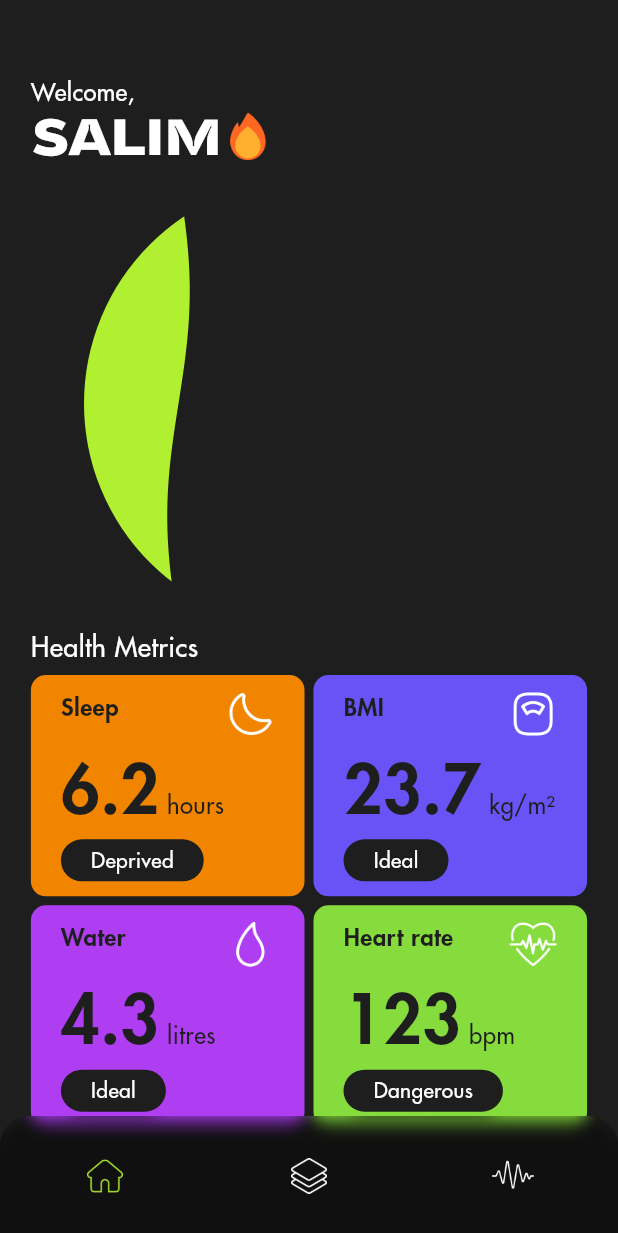
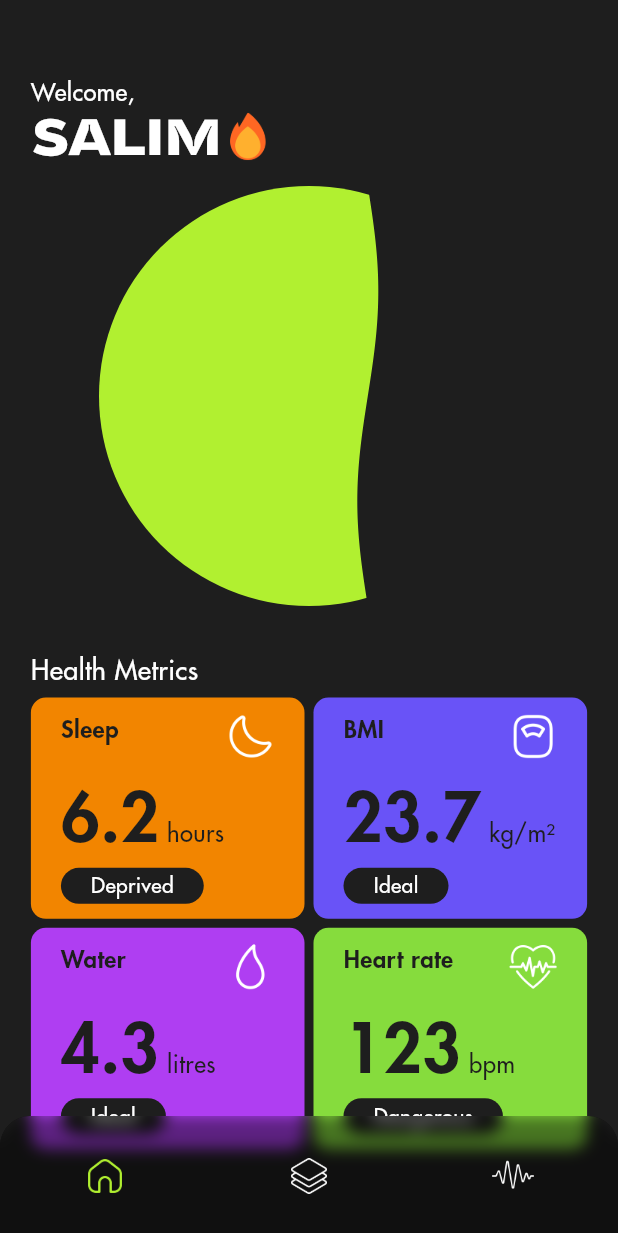
Before and after one commit to Salim-Ali-94/neutrino, a Flutter app: the screen it shows after launch, on a phone screen of 412 x 824 dp. Shown: the top 1233 px of the screen. Run offline on Flutter 3.47's test engine with Material 2 defaults, Android fonts, the phone set to English and light mode, and no system bars; our stand-ins replace liquid_progress_indicator_v2.

Commit message:
cleaned up the code

```diff
--- a/lib/screens/home.dart
+++ b/lib/screens/home.dart
@@ -6,9 +6,9 @@ import 'package:liquid_progress_indicator_v2/liquid_progress_indicator.dart';
 
 class Home extends StatelessWidget {
 
-  // const Home({ super.key });
   Home({ super.key });
-  final percent = 0.21;
+
+  final percent = 0.64;
   final health_metrics = [InfoCard(category: "sleep", value: 6.2),
                           InfoCard(category: "bmi", value: 23.7),
                           InfoCard(category: "water", value: 4.3),
@@ -34,38 +34,26 @@ class Home extends StatelessWidget {
 
                                                                                                                                                                                        Image.asset("assets/icons/flame.png", width: 36)])]))]),
 
-                                                                        // SizedBox(height: 10),
-                                                                        // SizedBox(height: 5),
+                                                                        SizedBox(height: 5),
 
-                                                                        Row(mainAxisAlignment: MainAxisAlignment.center, children: [SizedBox(width: 300, height: 300,
-                                                                        // Row(mainAxisAlignment: MainAxisAlignment.center, children: [SizedBox(width: 280, height: 280,
-                                                                        // Row(mainAxisAlignment: MainAxisAlignment.center, children: [SizedBox(width: 240, height: 240,
-                                                                        // Row(mainAxisAlignment: MainAxisAlignment.center, children: [SizedBox(width: 200, height: 200,
-                                                                                                                                            //  child: LiquidCircularProgressIndicator(value: 0.62, borderWidth: 0, direction: Axis.vertical,
-                                                                                                                                            //  child: LiquidCircularProgressIndicator(value: 0.21, borderWidth: 0, direction: Axis.horizontal,
+                                                                        Row(mainAxisAlignment: MainAxisAlignment.center, children: [SizedBox(width: 280, height: 280,
                                                                                                                                              child: LiquidCircularProgressIndicator(value: percent, borderWidth: 0, direction: Axis.horizontal,
                                                                                                                                                                                     valueColor: AlwaysStoppedAnimation(nature),
                                                                                                                                                                                     backgroundColor: Colors.transparent,
                                                                                                                                                                                     borderColor: Colors.transparent))]),
 
-                                                                        // SizedBox(height: 30),
-                                                                        // SizedBox(height: 5),
+                                                                        SizedBox(height: 30),
 
                                                                         Container(padding: EdgeInsets.only(left: screenWidth*0.05), child: Text("Health Metrics", style: TextStyle(fontFamily: "Futura", fontSize: 18,
                                                                                                                                                                                    color: Colors.white, fontWeight: FontWeight.w500))),
 
                                                                         SizedBox(height: 5),
 
-                                                                        // InfoCard(),
-
-                                                                        // GridView.builder(itemCount: 4, shrinkWrap: true, physics: NeverScrollableScrollPhysics(), padding: const EdgeInsets.only(left: 5, right: 5), primary: false,
-                                                                        // GridView.builder(itemCount: 4, shrinkWrap: true, physics: NeverScrollableScrollPhysics(), padding: EdgeInsets.only(left: screenWidth*0.05, right: screenWidth*0.05), primary: false,
                                                                         GridView.builder(itemCount: health_metrics.length, shrinkWrap: true, physics: NeverScrollableScrollPhysics(), padding: EdgeInsets.only(left: screenWidth*0.05, right: screenWidth*0.05), primary: false,
                                                                                          gridDelegate: SliverGridDelegateWithFixedCrossAxisCount(childAspectRatio: screenWidth*0.48 / 160, crossAxisSpacing: 6, mainAxisSpacing: 6, crossAxisCount: 2),
-                                                                                        //  itemBuilder: (_, index) => [InfoCard(), InfoCard(), InfoCard(), InfoCard()][index]),
                                                                                          itemBuilder: (_, index) => health_metrics[index]),
 
-                                                                        SizedBox(height: screenWidth),])));
+                                                                        SizedBox(height: screenWidth)])));
 
   }
 
--- a/lib/utility/screen_manager.dart
+++ b/lib/utility/screen_manager.dart
@@ -17,9 +17,7 @@ class ScreenManager extends StatefulWidget {
 class _ScreenManagerState extends State<ScreenManager> {
 
   int screen = 0;
-  // List<Widget> screens = [const Home(),
-  //                         const Home(),
-  //                         const Home()];
+
   List<Widget> screens = [Home(),
                           Home(),
                           Home()];
--- a/lib/widgets/info_card.dart
+++ b/lib/widgets/info_card.dart
@@ -4,9 +4,12 @@ import "package:neutrino/utility/constants.dart";
 
 class InfoCard extends StatelessWidget {
 
-  InfoCard({ super.key, required this.category, required this.value });
   final String category;
   final double value;
+
+  InfoCard({ super.key,
+             required this.category,
+             required this.value });
 
   @override
   Widget build(BuildContext context) {
@@ -18,40 +21,30 @@ class InfoCard extends StatelessWidget {
 
                      child: Column(mainAxisAlignment: MainAxisAlignment.spaceBetween,
                                    children: [Row(mainAxisAlignment: MainAxisAlignment.spaceBetween, crossAxisAlignment: CrossAxisAlignment.start,
-                                                  children: [Text(category == "bmi" ? "BMI" : "${category[0].toUpperCase()}${category.substring(1)}", style: TextStyle(fontFamily: "Futura", color: granite,
-                                                                                          fontWeight: FontWeight.w600, fontSize: 16)),
+                                                  children: [Text(category == "bmi" ? "BMI" : "${category[0].toUpperCase()}${category.substring(1)}",
+                                                                  style: TextStyle(fontFamily: "Futura", color: granite,
+                                                                                   fontWeight: FontWeight.w600, fontSize: 16)),
 
                                                              Image.asset(icons[category]!, width: 32)]),
 
                                               Column(children: [Row(crossAxisAlignment: CrossAxisAlignment.baseline, textBaseline: TextBaseline.alphabetic,
-                                                                    children: [Text("${(value == value.toInt()) ? value.toInt() : value}".toString(), style: TextStyle(color: granite, fontWeight: FontWeight.w600,
-                                                                                                             // fontFamily: "Futura", fontSize: 52)),
-                                                                                                             // fontFamily: "Futura", fontSize: 42)),
-                                                                                                             // fontFamily: "Futura", fontSize: 50)),
-
-                                                                                                            //  fontFamily: "Futura", fontSize: 48)),
-                                                                                                            //  fontFamily: "Futura", fontSize: screenWidth*0.117)),
-
-                                                                                                             fontFamily: "Futura", fontSize: screenWidth*0.109)),
+                                                                    children: [Text("${(value == value.toInt()) ? value.toInt() : value}".toString(),
+                                                                                    style: TextStyle(color: granite, fontWeight: FontWeight.w600,
+                                                                                                     fontFamily: "Futura", fontSize: screenWidth*0.109)),
 
                                                                               SizedBox(width: 5),
 
-                                                                              // Text("kg/m\u00B2", style: TextStyle(color: granite, fontWeight: FontWeight.w500,
                                                                               Text(units[category]!, style: TextStyle(color: granite, fontWeight: FontWeight.w500,
-                                                                                                                  fontFamily: "Futura", fontSize: 16))]),
+                                                                                                                      fontFamily: "Futura", fontSize: 16))]),
 
-                                                              // Row(mainAxisAlignment: MainAxisAlignment.end, children: [Container(padding: const EdgeInsets.symmetric(horizontal: 20, vertical: 4), decoration: BoxDecoration(color: granite, borderRadius: BorderRadius.all(Radius.circular(50))), child: Text("Healthy", style: TextStyle(fontFamily: "Futura", fontWeight: FontWeight.w500, color: Colors.white, fontSize: 14)))])]));
-                                                              // Row(children: [Container(padding: const EdgeInsets.symmetric(horizontal: 20, vertical: 3), decoration: BoxDecoration(border: Border.all(color: Colors.white), borderRadius: BorderRadius.all(Radius.circular(50))), child: Text("Healthy", style: TextStyle(fontFamily: "Futura", fontWeight: FontWeight.w500, color: granite, fontSize: 14)))])]));
-                                                              // Row(children: [Container(padding: const EdgeInsets.symmetric(horizontal: 20, vertical: 4), decoration: BoxDecoration(color: granite, borderRadius: BorderRadius.all(Radius.circular(50))), child: Text("Healthy", style: TextStyle(fontFamily: "Futura", fontWeight: FontWeight.w500, color: green, fontSize: 14)))])]));
-                                                              Row(children: [Container(padding: const EdgeInsets.symmetric(horizontal: 20, vertical: 4),
+                                                              Row(children: [Container(padding: const EdgeInsets.symmetric(horizontal: 20, vertical: 2),
                                                                                        decoration: BoxDecoration(color: granite, borderRadius: BorderRadius.all(Radius.circular(50))),
-                                                                                      //  child: Text("Ideal", style: TextStyle(fontFamily: "Futura", fontWeight: FontWeight.w500,
                                                                                        child: Text((category == "bmi") ? (value < 18.5) ? "Underweight" : (value >= 18.5 && value < 25) ? "Ideal" : (value >= 25 && value < 30) ? "Overweight" : (value > 30) ? "Obese" : "" :
                                                                                                    (category == "sleep") ? (value < 7) ? "Deprived" : (value >= 7 && value <= 10) ? "Ideal" : (value > 10) ? "Excess" : "" :
                                                                                                    (category == "water") ? (value < 3.7) ? "Dehydrated" : (value >= 3.7 && value < 10) ? "Ideal" : (value >= 10 && value < 20) ? "Dangerous" : (value > 20) ? "Excess" : "" :
                                                                                                    (category == "heart rate") ? (value < 40) ? "Weak" : (value >= 40 && value <= 60) ? "Healthy" : (value > 60 && value <= 100) ? "Regular" : (value > 100) ? "Dangerous" : ""
                                                                                                    : "", style: TextStyle(fontFamily: "Futura", fontWeight: FontWeight.w500,
-                                                                                                                               color: Colors.white, fontSize: 14)))])])]));
+                                                                                                                          color: Colors.white, fontSize: 14)))])])]));
 
   }
 
--- a/lib/widgets/nav_bar.dart
+++ b/lib/widgets/nav_bar.dart
@@ -17,10 +17,7 @@ class BottomNavBar extends StatelessWidget {
                  child: BottomNavigationBar(backgroundColor: Colors.transparent, elevation: 0,
                                             onTap: (index) => switchTab!(index),
                                             currentIndex: tab,
-                                            // selectedItemColor: purple,
-                                            // selectedItemColor: granite,
-                                            // unselectedItemColor: Colors.white,
-                                            items: [BottomNavigationBarItem(icon: (tab == 0) ? ColorFiltered(colorFilter: ColorFilter.mode(nature, BlendMode.srcATop), child: Image.asset("assets/icons/home.png", width: 24)) :  Image.asset("assets/icons/home.png", width: 24), label: ""),
+                                            items: [BottomNavigationBarItem(icon: (tab == 0) ? ColorFiltered(colorFilter: ColorFilter.mode(nature, BlendMode.srcATop), child: Image.asset("assets/icons/house.png", width: 24)) :  Image.asset("assets/icons/house.png", width: 24), label: ""),
                                                     BottomNavigationBarItem(icon: (tab == 1) ? ColorFiltered(colorFilter: ColorFilter.mode(nature, BlendMode.srcATop), child: Image.asset("assets/icons/stack.png", width: 24)) : Image.asset("assets/icons/stack.png", width: 24), label: ""),
                                                     BottomNavigationBarItem(icon: (tab == 2) ? ColorFiltered(colorFilter: ColorFilter.mode(nature, BlendMode.srcATop), child: Image.asset("assets/icons/stats.png", width: 30)) : Image.asset("assets/icons/stats.png", width: 30), label: "")]));
 
```
Also changed, not shown: lib/utility/constants.dart (+0 -10 lines), 1 other file.
